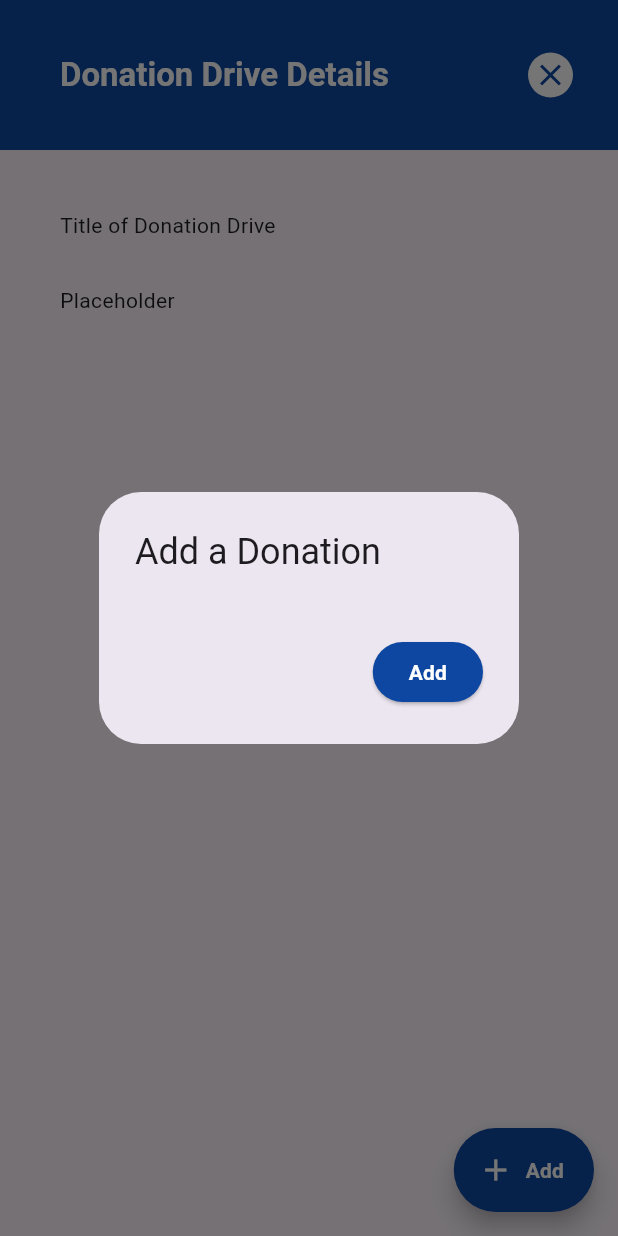
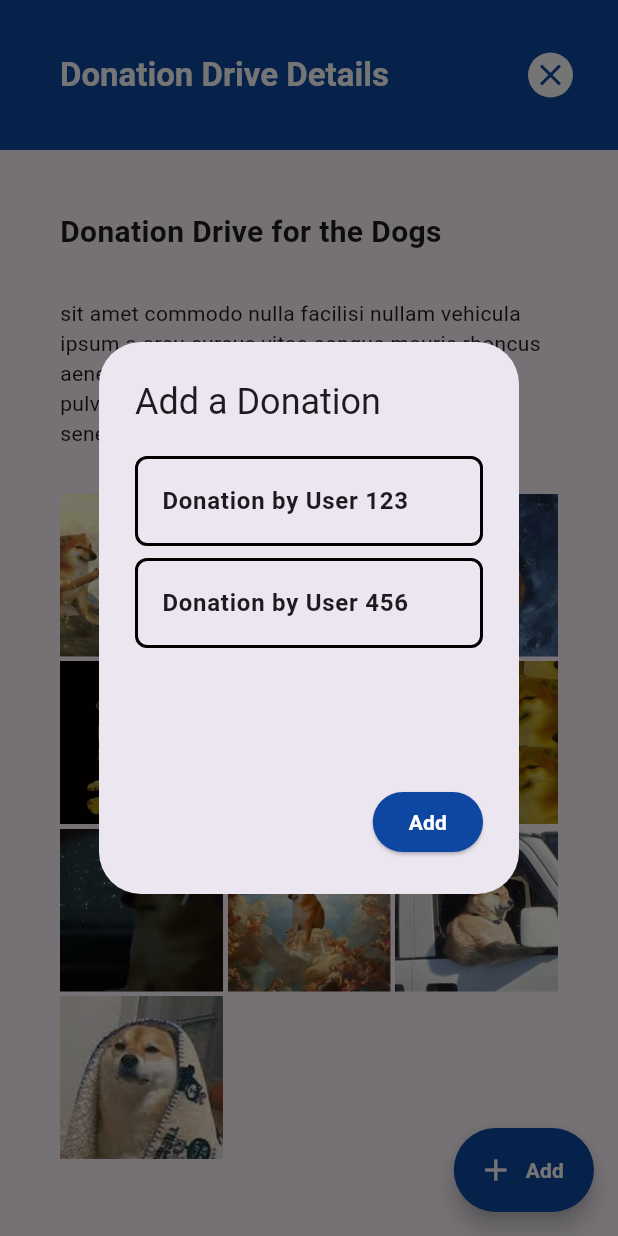
Before and after one commit to jvcerezo/cmsc23-project, a Flutter app: the DonationDriveDetailsPage screen opened directly with empty values, after a tap on "Add", on a phone screen of 412 x 824 dp. Run offline on Flutter 3.47's test engine with Material 3 defaults, Android fonts, the phone set to English and light mode, and no system bars; our stand-ins replace cloud_firestore, firebase_auth, firebase_core; accounts and stored records are empty; statements that could not run were skipped.

Commit message:
added grid view builder for donation drive photos && implemented logout for org

```diff
--- /dev/null
+++ b/elbigayan/assets/note.txt
@@ -0,0 +1 @@
+Pansamantala lang ito
--- a/elbigayan/lib/pages/organization/orgview_donation_drive_details_page.dart
+++ b/elbigayan/lib/pages/organization/orgview_donation_drive_details_page.dart
@@ -1,6 +1,6 @@
 import 'package:elbigayan/models/donation_drive_model.dart';
+import 'package:elbigayan/models/donation_model.dart';
 import 'package:flutter/material.dart';
-import 'package:flutter/widgets.dart';
 
 class DonationDriveDetailsPage extends StatefulWidget {
   final DonationDrive donationDrive;
@@ -13,8 +13,24 @@ class DonationDriveDetailsPage extends StatefulWidget {
 }
 
 class _DonationDriveDetailsPageState extends State<DonationDriveDetailsPage> {
-   @override
+  @override
   Widget build(BuildContext context) {
+    String jsonData =
+        '[{"userID": 123, "id": "1", "category": "Clothes", "mode": "Pickup", "weight": 2.5, "deliveryTime": "Bukas", "imageUrl": "https://example.com/image1.jpg"}, {"userID": 456, "id": "2", "category": "Books", "mode": "Drop-off", "weight": 1.8, "deliveryTime": "Bukas", "imageUrl": "https://example.com/image2.jpg"}]';
+    List<Donation> donations = Donation.fromJsonArray(jsonData);
+
+    List<String> imageList = [
+    'assets/pic1.jpg',
+    'assets/pic2.jpg',
+    'assets/pic3.jpg',
+    'assets/pic4.jpg',
+    'assets/pic5.jpg',
+    'assets/pic6.jpg',
+    'assets/pic7.jpg',
+    'assets/pic8.jpg',
+    'assets/pic9.jpg',
+    'assets/pic10.jpg',
+  ];
     return Scaffold(
       appBar: AppBar(
         titleSpacing: 40,
@@ -47,18 +63,44 @@ class _DonationDriveDetailsPageState extends State<DonationDriveDetailsPage> {
         ),
         backgroundColor: Colors.blue[900],
       ),
-      body: Padding(
-        padding: const EdgeInsets.all(40.0),
+      body:  Padding(
+        padding: EdgeInsets.all(40.0),
         child: Column(
           crossAxisAlignment: CrossAxisAlignment.start,
           children: [
-            Text("Title of Donation Drive"),
-            const SizedBox(
+            Text(
+              "Donation Drive for the Dogs",
+              style: TextStyle(fontWeight: FontWeight.bold, fontSize: 20),
+            ),
+            SizedBox(
               height: 30,
             ),
-            Text("Placeholder"),
-            const SizedBox(
+            Text(
+              "sit amet commodo nulla facilisi nullam vehicula ipsum a arcu cursus vitae congue mauris rhoncus aenean vel elit scelerisque mauris pellentesque pulvinar pellentesque habitant morbi tristique senectus et netus et",
+            ),
+            SizedBox(
               height: 30,
+            ),
+            Expanded(
+              child: GridView.builder(
+                gridDelegate: SliverGridDelegateWithFixedCrossAxisCount(
+                  crossAxisCount: 3, // Number of columns in the grid
+                  crossAxisSpacing: 3.0, // Spacing between columns
+                  mainAxisSpacing: 3.0, // Spacing between rows
+                ),
+                itemCount: imageList.length,
+                itemBuilder: (context, index) {
+                  return Container(
+                    decoration: BoxDecoration(
+                      borderRadius: BorderRadius.circular(0.0),
+                      image: DecorationImage(
+                        image: AssetImage(imageList[index]),
+                        fit: BoxFit.cover,
+                      ),
+                    ),
+                  );
+                },
+              ),
             ),
           ],
         ),
@@ -70,10 +112,41 @@ class _DonationDriveDetailsPageState extends State<DonationDriveDetailsPage> {
             builder: (BuildContext context) {
               return AlertDialog(
                 title: const Text('Add a Donation'),
-                content: const SingleChildScrollView(
-                  child: Column(
-                    crossAxisAlignment: CrossAxisAlignment.start,
-                    children: [],
+                content: Container(
+                  height: 200,
+                  width: 100,
+                  child: SingleChildScrollView(
+                    child: Column(
+                      crossAxisAlignment: CrossAxisAlignment.start,
+                      children: [
+                        Column(
+                          children: [
+                            ListView.builder(
+                              shrinkWrap: true,
+                              itemCount: donations.length,
+                              itemBuilder: (BuildContext context, int index) {
+                                return Container(
+                                  decoration: BoxDecoration(
+                                    border: Border.all(
+                                        color: Colors.black, width: 2),
+                                    borderRadius: BorderRadius.circular(8.0),
+                                  ),
+                                  margin: EdgeInsets.symmetric(vertical: 4.0),
+                                  child: ListTile(
+                                    title: Text(
+                                      "Donation by User ${donations[index].userID}",
+                                      style: TextStyle(
+                                          fontWeight: FontWeight.w600),
+                                    ),
+                                    onTap: () {},
+                                  ),
+                                );
+                              },
+                            ),
+                          ],
+                        ),
+                      ],
+                    ),
                   ),
                 ),
                 actions: <Widget>[
@@ -82,10 +155,15 @@ class _DonationDriveDetailsPageState extends State<DonationDriveDetailsPage> {
                       Navigator.of(context).pop();
                     },
                     style: ElevatedButton.styleFrom(
-                        backgroundColor: Colors.blue[900]),
-                    child: const Text('Add',
-                        style: TextStyle(
-                            color: Colors.white, fontWeight: FontWeight.bold)),
+                      backgroundColor: Colors.blue[900],
+                    ),
+                    child: const Text(
+                      'Add',
+                      style: TextStyle(
+                        color: Colors.white,
+                        fontWeight: FontWeight.bold,
+                      ),
+                    ),
                   ),
                 ],
               );
--- a/elbigayan/lib/widgets/orgappdrawer_widget.dart
+++ b/elbigayan/lib/widgets/orgappdrawer_widget.dart
@@ -93,7 +93,7 @@ class OrganizationAppDrawer extends StatelessWidget {
                 style: defaultTextStyle,
               ),
               onTap: () async {
-                await Provider.of<UserAuthProvider>(context, listen: false).signOut();
+                 await Provider.of<UserAuthProvider>(context, listen: false).signOut();
                 Navigator.of(context).pushNamedAndRemoveUntil('/login', (route) => false);
               },
             ),
```
Also changed, not shown: elbigayan/pubspec.yaml (+12 -3 lines), elbigayan/assets/pic1.jpg (added), elbigayan/assets/pic10.jpg (added), elbigayan/assets/pic2.jpg (added), elbigayan/assets/pic3.jpg (added), elbigayan/assets/pic4.jpg (added), elbigayan/assets/pic5.jpg (added), elbigayan/assets/pic6.jpg (added), elbigayan/assets/pic7.jpg (added), elbigayan/assets/pic8.jpg (added), elbigayan/assets/pic9.jpg (added).
